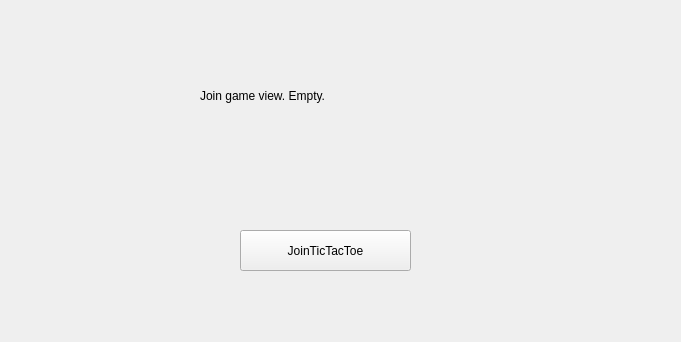
The window that client/views/joingameview.ui (cavoke-project/cavoke) describes before a commit, drawn with Qt 5; both pictures show x 0 to 681 and y 0 to 342 of the 800 by 600 pixel window.
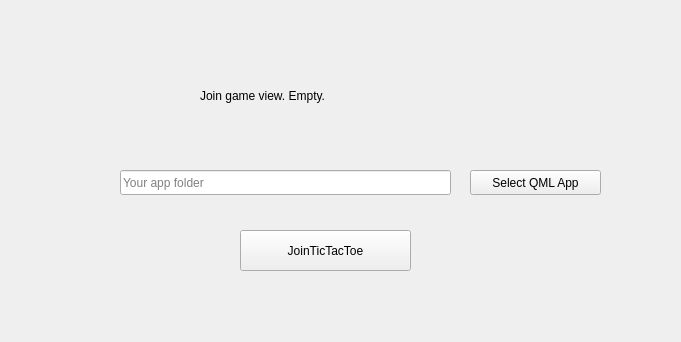
The same window after the commit.

What changed in the file:
```diff
--- a/client/views/joingameview.ui
+++ b/client/views/joingameview.ui
@@ -53,6 +53,41 @@
      <string>JoinTicTacToe</string>
     </property>
    </widget>
+   <widget class="QLineEdit" name="appPathInput">
+    <property name="geometry">
+     <rect>
+      <x>120</x>
+      <y>170</y>
+      <width>331</width>
+      <height>25</height>
+     </rect>
+    </property>
+    <property name="statusTip">
+     <string/>
+    </property>
+    <property name="whatsThis">
+     <string/>
+    </property>
+    <property name="text">
+     <string/>
+    </property>
+    <property name="placeholderText">
+     <string>Your app folder</string>
+    </property>
+   </widget>
+   <widget class="QPushButton" name="selectAppPathButton">
+    <property name="geometry">
+     <rect>
+      <x>470</x>
+      <y>170</y>
+      <width>131</width>
+      <height>25</height>
+     </rect>
+    </property>
+    <property name="text">
+     <string>Select QML App</string>
+    </property>
+   </widget>
   </widget>
   <widget class="QMenuBar" name="menubar">
    <property name="geometry">
```
